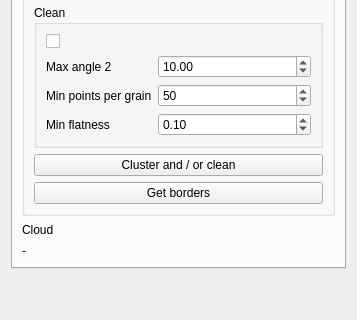
Qt form ui/qG3PointDialog.ui (p-leroy/qG3Point) before a commit; both pictures show x 0 to 357 and y 288 to 608 of the 357 by 608 pixel window.
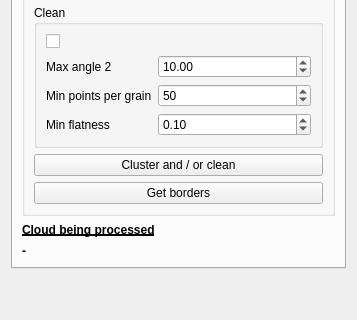
The same form after that commit.

```diff
--- a/ui/qG3PointDialog.ui
+++ b/ui/qG3PointDialog.ui
@@ -202,13 +202,24 @@
        </item>
        <item>
         <widget class="QLabel" name="label_9">
+         <property name="font">
+          <font>
+           <bold>true</bold>
+           <underline>true</underline>
+          </font>
+         </property>
          <property name="text">
-          <string>Cloud</string>
+          <string>Cloud being processed</string>
          </property>
         </widget>
        </item>
        <item>
         <widget class="QLabel" name="labelCloud">
+         <property name="font">
+          <font>
+           <bold>true</bold>
+          </font>
+         </property>
          <property name="text">
           <string>-</string>
          </property>
```
